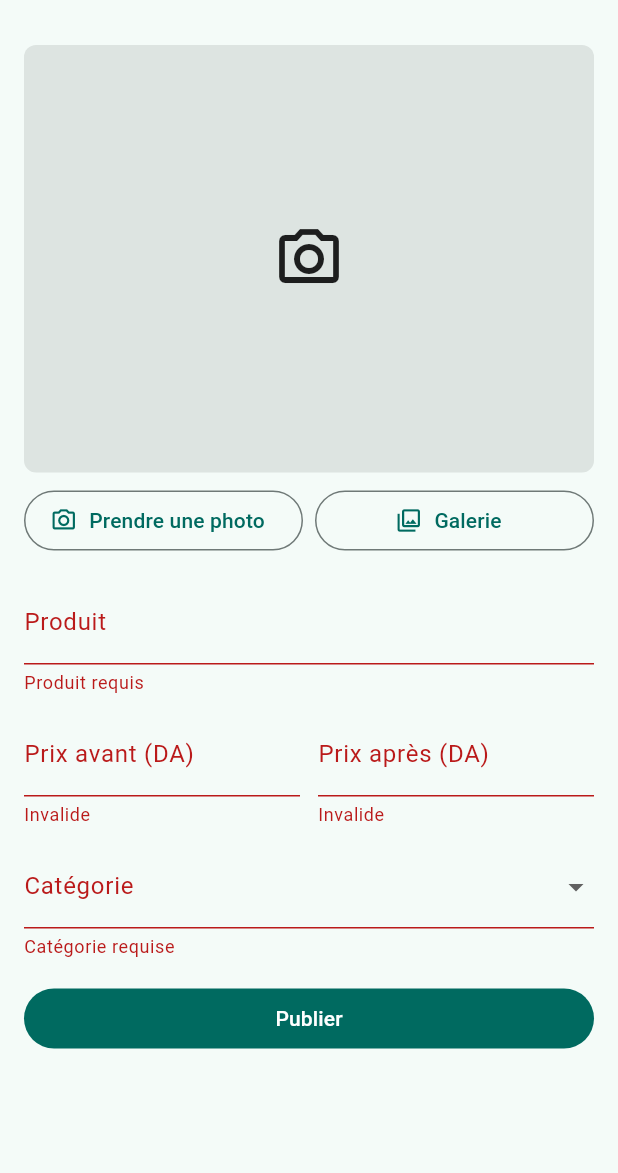
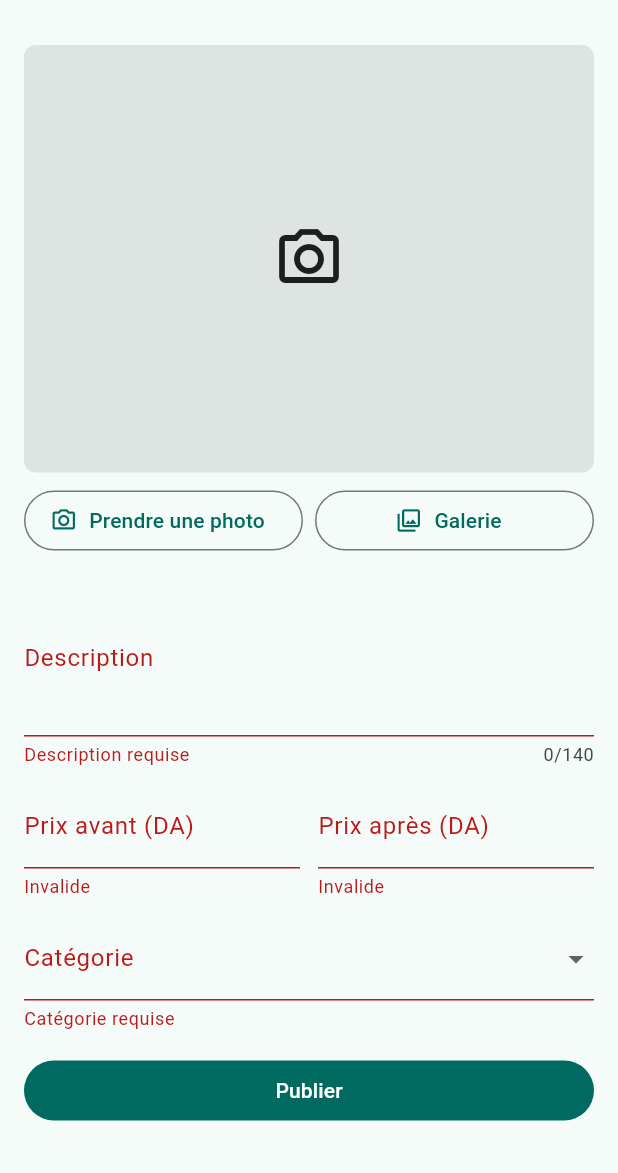
Before and after one commit to ecolealgerienne-ui/echangopromo, a Flutter app: the PromoFormScreen screen opened by its route, after a tap on "Publier", on a phone screen of 412 x 824 dp, the part 63-1236 px from its top. Run offline on Flutter 3.47's test engine with Material 3 defaults, Android fonts, the phone set to English and light mode, and no system bars; our stand-ins replace cached_network_image, dio, flutter_image_compress, flutter_riverpod, flutter_secure_storage, geolocator and 3 more; accounts and stored records are empty; network calls fail.

Commit message:
feat: description multiligne, catégorie pré-remplie, contrôle des prix
Trois points remontés sur le formulaire d'ajout de promo :

- Promo.produit renommé description (taille limitée à 140 caractères),
  champ multiligne côté mobile au lieu d'un simple nom de produit.
- Catégorie pré-remplie avec celle du commerçant (reste modifiable),
  au lieu de la redemander à chaque promo — côté commerçant via son
  profil, côté agent via la catégorie transmise en extra de route.
- Contrôle prixApres < prixAvant, backend (service) et mobile (validateur
  de formulaire), une promo étant censée être une réduction.

Ajoute aussi une section consignes dans CLAUDE.md (optimisation tokens,
ne rien exécuter dans cet environnement de dev).

Co-Authored-By: Claude Sonnet 5 <noreply@anthropic.com>
Claude-Session: https://claude.ai/code/session_01Y4EqPHyWHrs1o3JNHvmpbw

```diff
--- a/apps/mobile/lib/data/api/promo_api.dart
+++ b/apps/mobile/lib/data/api/promo_api.dart
@@ -29,7 +29,7 @@ class PromoApi {
   }
 
   Future<Promo> create({
-    required String produit,
+    required String description,
     required double prixAvant,
     required double prixApres,
     required Categorie categorie,
@@ -38,14 +38,14 @@ class PromoApi {
   }) async {
     final response = await _dio.post<Map<String, dynamic>>(
       '/promo',
-      data: _buildPayload(produit, prixAvant, prixApres, categorie, photoKey, dateFin),
+      data: _buildPayload(description, prixAvant, prixApres, categorie, photoKey, dateFin),
     );
     return Promo.fromJson(response.data!);
   }
 
   Future<Promo> createForCommercant(
     String commercantId, {
-    required String produit,
+    required String description,
     required double prixAvant,
     required double prixApres,
     required Categorie categorie,
@@ -54,7 +54,7 @@ class PromoApi {
   }) async {
     final response = await _dio.post<Map<String, dynamic>>(
       '/promo/agent/$commercantId',
-      data: _buildPayload(produit, prixAvant, prixApres, categorie, photoKey, dateFin),
+      data: _buildPayload(description, prixAvant, prixApres, categorie, photoKey, dateFin),
     );
     return Promo.fromJson(response.data!);
   }
@@ -66,14 +66,14 @@ class PromoApi {
 
   Future<void> update(
     String id, {
-    String? produit,
+    String? description,
     double? prixAvant,
     double? prixApres,
     Categorie? categorie,
     String? photoKey,
   }) async {
     await _dio.patch<void>('/promo/$id', data: {
-      if (produit != null) 'produit': produit,
+      if (description != null) 'description': description,
       if (prixAvant != null) 'prixAvant': prixAvant,
       if (prixApres != null) 'prixApres': prixApres,
       if (categorie != null) 'categorie': categorie.value,
@@ -82,7 +82,7 @@ class PromoApi {
   }
 
   Map<String, dynamic> _buildPayload(
-    String produit,
+    String description,
     double prixAvant,
     double prixApres,
     Categorie categorie,
@@ -90,7 +90,7 @@ class PromoApi {
     DateTime? dateFin,
   ) =>
       {
-        'produit': produit,
+        'description': description,
         'prixAvant': prixAvant,
         'prixApres': prixApres,
         'categorie': categorie.value,
--- a/apps/mobile/lib/domain/models/promo.dart
+++ b/apps/mobile/lib/domain/models/promo.dart
@@ -4,7 +4,7 @@ class Promo {
   const Promo({
     required this.id,
     required this.commercantId,
-    required this.produit,
+    required this.description,
     required this.prixAvant,
     required this.prixApres,
     required this.categorie,
@@ -17,7 +17,7 @@ class Promo {
   factory Promo.fromJson(Map<String, dynamic> json) => Promo(
         id: json['id'] as String,
         commercantId: json['commercantId'] as String,
-        produit: json['produit'] as String,
+        description: json['description'] as String,
         prixAvant: double.parse(json['prixAvant'].toString()),
         prixApres: double.parse(json['prixApres'].toString()),
         categorie: Categorie.fromValue(json['categorie'] as String),
@@ -29,7 +29,7 @@ class Promo {
 
   final String id;
   final String commercantId;
-  final String produit;
+  final String description;
   final double prixAvant;
   final double prixApres;
   final Categorie categorie;
--- a/apps/mobile/lib/features/agent/screens/create_commercant_screen.dart
+++ b/apps/mobile/lib/features/agent/screens/create_commercant_screen.dart
@@ -89,7 +89,10 @@ class _CreateCommercantScreenState extends ConsumerState<CreateCommercantScreen>
           // formulaire promo avant de dépiler cet écran, sinon le `Future`
           // de l'appel `context.push` initial se résoudrait immédiatement
           // sans attendre la création de la promo.
-          await context.push<bool>('/agent/promo/new/${commercant.id}');
+          await context.push<bool>(
+            '/agent/promo/new/${commercant.id}',
+            extra: commercant.categorie,
+          );
           if (!mounted) return;
           Navigator.of(context).pop(true);
         } else {
--- a/apps/mobile/lib/features/agent/screens/zone_commerces_screen.dart
+++ b/apps/mobile/lib/features/agent/screens/zone_commerces_screen.dart
@@ -63,7 +63,10 @@ class ZoneCommercesScreen extends ConsumerWidget {
                           child: Icon(Icons.hourglass_empty),
                         )
                       : null,
-                  onTap: () => context.push('/agent/promo/new/${commercant.id}'),
+                  onTap: () => context.push(
+                    '/agent/promo/new/${commercant.id}',
+                    extra: commercant.categorie,
+                  ),
                 );
               },
             );
--- a/apps/mobile/lib/features/client/screens/promo_detail_screen.dart
+++ b/apps/mobile/lib/features/client/screens/promo_detail_screen.dart
@@ -9,7 +9,7 @@ import '../../../providers/core_providers.dart';
 import '../providers/favorites_provider.dart';
 import '../providers/promo_providers.dart';
 
-/// Fiche promo (specs §3.1) : photo, produit, prix avant/après, nom et
+/// Fiche promo (specs §3.1) : photo, description, prix avant/après, nom et
 /// adresse du commerçant, date de fin de validité, signalement.
 class PromoDetailScreen extends ConsumerWidget {
   const PromoDetailScreen({super.key, required this.promoId});
@@ -47,7 +47,7 @@ class PromoDetailScreen extends ConsumerWidget {
                       mainAxisAlignment: MainAxisAlignment.spaceBetween,
                       children: [
                         Expanded(
-                          child: Text(promo.produit, style: Theme.of(context).textTheme.headlineSmall),
+                          child: Text(promo.description, style: Theme.of(context).textTheme.headlineSmall),
                         ),
                         IconButton(
                           icon: Icon(isFavorite ? Icons.favorite : Icons.favorite_border),
--- a/apps/mobile/lib/features/client/widgets/promo_card.dart
+++ b/apps/mobile/lib/features/client/widgets/promo_card.dart
@@ -49,7 +49,7 @@ class PromoCard extends StatelessWidget {
               child: Column(
                 crossAxisAlignment: CrossAxisAlignment.start,
                 children: [
-                  Text(promo.produit, style: Theme.of(context).textTheme.titleMedium),
+                  Text(promo.description, style: Theme.of(context).textTheme.titleMedium),
                   const SizedBox(height: 4),
                   Row(
                     children: [
--- a/apps/mobile/lib/features/commercant/screens/my_promos_screen.dart
+++ b/apps/mobile/lib/features/commercant/screens/my_promos_screen.dart
@@ -58,7 +58,7 @@ class MyPromosScreen extends ConsumerWidget {
                         backgroundImage:
                             promo.photoUrl != null ? CachedNetworkImageProvider(promo.photoUrl!) : null,
                       ),
-                      title: Text(promo.produit),
+                      title: Text(promo.description),
                       subtitle: Text(
                         '${promo.status} · jusqu\'au ${dateFormat.format(promo.dateFin)} · ${promo.viewCount ?? 0} vues',
                       ),
--- a/apps/mobile/lib/features/commercant/screens/promo_form_screen.dart
+++ b/apps/mobile/lib/features/commercant/screens/promo_form_screen.dart
@@ -7,6 +7,10 @@ import '../../../domain/enums/categorie.dart';
 import '../../shared/widgets/category_dropdown.dart';
 import '../../shared/widgets/photo_picker_field.dart';
 import '../../../providers/core_providers.dart';
+
+const _descriptionMaxLength = 140;
+
+final _promoFormMeProvider = FutureProvider.autoDispose((ref) => ref.watch(commercantApiProvider).me());
 
 /// Création d'une promo par le commerçant lui-même. Durée par défaut de 5
 /// jours appliquée côté backend si aucune date de fin n'est fournie (specs
@@ -20,7 +24,7 @@ class PromoFormScreen extends ConsumerStatefulWidget {
 
 class _PromoFormScreenState extends ConsumerState<PromoFormScreen> {
   final _formKey = GlobalKey<FormState>();
-  final _produitController = TextEditingController();
+  final _descriptionController = TextEditingController();
   final _prixAvantController = TextEditingController();
   final _prixApresController = TextEditingController();
   Categorie? _categorie;
@@ -30,10 +34,20 @@ class _PromoFormScreenState extends ConsumerState<PromoFormScreen> {
 
   @override
   void dispose() {
-    _produitController.dispose();
+    _descriptionController.dispose();
     _prixAvantController.dispose();
     _prixApresController.dispose();
     super.dispose();
+  }
+
+  String? _validatePrixApres(String? v) {
+    final prixApres = double.tryParse(v ?? '');
+    if (prixApres == null) return 'Invalide';
+    final prixAvant = double.tryParse(_prixAvantController.text);
+    if (prixAvant != null && prixApres >= prixAvant) {
+      return 'Doit être inférieur au prix avant';
+    }
+    return null;
   }
 
   Future<void> _submit() async {
@@ -51,7 +65,7 @@ class _PromoFormScreenState extends ConsumerState<PromoFormScreen> {
     try {
       final photoKey = await ref.read(storageApiProvider).uploadPhoto(_photo!);
       await ref.read(promoApiProvider).create(
-            produit: _produitController.text.trim(),
+            description: _descriptionController.text.trim(),
             prixAvant: double.parse(_prixAvantController.text.trim()),
             prixApres: double.parse(_prixApresController.text.trim()),
             categorie: _categorie!,
@@ -67,6 +81,14 @@ class _PromoFormScreenState extends ConsumerState<PromoFormScreen> {
 
   @override
   Widget build(BuildContext context) {
+    // Pré-remplit la catégorie avec celle du commerçant (modifiable ensuite),
+    // une seule fois quand le profil est chargé.
+    ref.listen(_promoFormMeProvider, (previous, next) {
+      if (_categorie == null) {
+        next.whenData((me) => setState(() => _categorie = me.categorie));
+      }
+    });
+
     return Scaffold(
       appBar: AppBar(title: const Text('Nouvelle promo')),
       body: Padding(
@@ -78,9 +100,11 @@ class _PromoFormScreenState extends ConsumerState<PromoFormScreen> {
               PhotoPickerField(file: _photo, onChanged: (file) => setState(() => _photo = file)),
               const SizedBox(height: 16),
               TextFormField(
-                controller: _produitController,
-                decoration: const InputDecoration(labelText: 'Produit'),
-                validator: (v) => (v == null || v.isEmpty) ? 'Produit requis' : null,
+                controller: _descriptionController,
+                decoration: const InputDecoration(labelText: 'Description'),
+                maxLines: 3,
+                maxLength: _descriptionMaxLength,
+                validator: (v) => (v == null || v.isEmpty) ? 'Description requise' : null,
               ),
               const SizedBox(height: 12),
               Row(
@@ -99,7 +123,7 @@ class _PromoFormScreenState extends ConsumerState<PromoFormScreen> {
                       controller: _prixApresController,
                       decoration: const InputDecoration(labelText: 'Prix après (DA)'),
                       keyboardType: const TextInputType.numberWithOptions(decimal: true),
-                      validator: (v) => (double.tryParse(v ?? '') == null) ? 'Invalide' : null,
+                      validator: _validatePrixApres,
                     ),
                   ),
                 ],
--- a/apps/mobile/lib/features/shared/widgets/category_dropdown.dart
+++ b/apps/mobile/lib/features/shared/widgets/category_dropdown.dart
@@ -10,6 +10,12 @@ class CategoryDropdown extends StatelessWidget {
   @override
   Widget build(BuildContext context) {
     return DropdownButtonFormField<Categorie>(
+      // `initialValue` n'est lu qu'une fois par le FormField interne — sans
+      // cette clé dépendant de `value`, un changement programmatique (ex.
+      // pré-remplissage depuis la catégorie du commerçant) ne se
+      // refléterait pas visuellement tant que l'utilisateur n'a pas
+      // lui-même touché le menu.
+      key: ValueKey(value),
       initialValue: value,
       decoration: const InputDecoration(labelText: 'Catégorie'),
       items: [
```
Also changed, not shown: apps/mobile/lib/app/router.dart (+5 -2 lines), apps/mobile/lib/features/agent/screens/agent_promo_form_screen.dart (+32 -8 lines), 7 other files.
